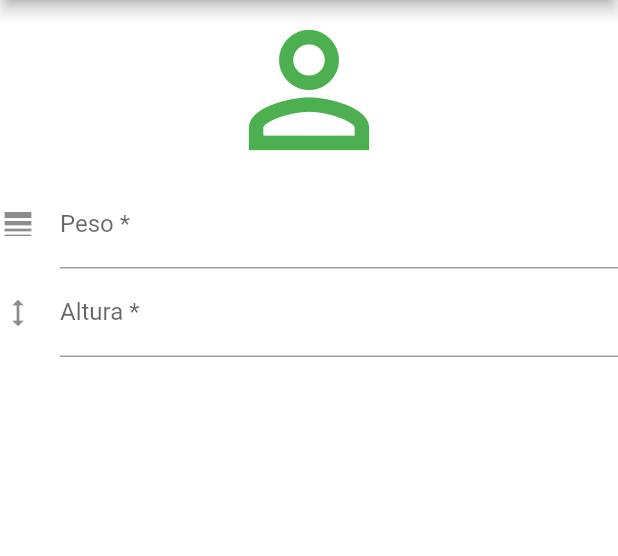
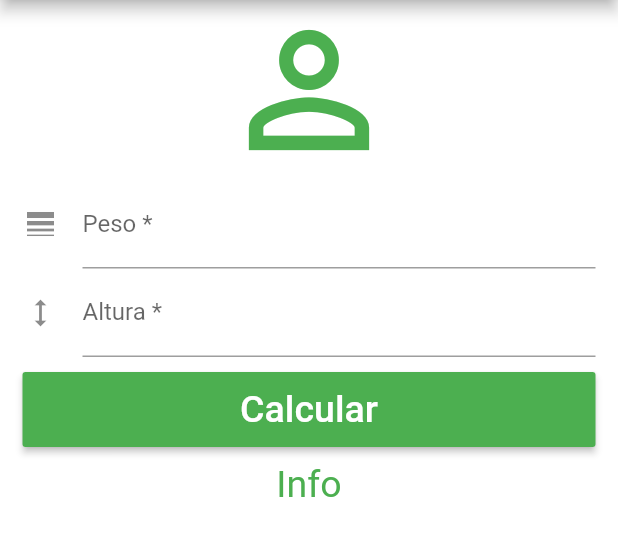
Before and after one commit to MarceloMMacedo/projeto-flutter-calculadora_imc, a Flutter app: the screen it shows after launch, on a phone screen of 412 x 824 dp, the part 84-640 px from its top. Run offline on Flutter 3.47's test engine with Material 2 defaults, Android fonts, the phone set to English and light mode, and no system bars.

Commit message:
finalização view

```diff
--- a/lib/main.dart
+++ b/lib/main.dart
@@ -30,11 +30,16 @@
         ],
       ),
       backgroundColor: Colors.white,
-      body: Column(
+      body: SingleChildScrollView(
+        padding: EdgeInsets.fromLTRB(15.0, 0.0, 15.0, 0.0),
+        child: Column(
           crossAxisAlignment: CrossAxisAlignment.stretch,
           children: <Widget>[
-
-          Icon(Icons.person_outline,size: 120.0,color: Colors.green,),
+            Icon(
+              Icons.person_outline,
+              size: 120.0,
+              color: Colors.green,
+            ),
             TextField(
               textAlign: TextAlign.center,
               keyboardType: TextInputType.number,
@@ -43,7 +48,6 @@
                 hintText: 'entre com seu Peso',
                 labelText: 'Peso *',
               ),
-
             ),
             TextField(
               textAlign: TextAlign.center,
@@ -54,9 +58,28 @@
                 labelText: 'Altura *',
               ),
             ),
+            Padding(
+              padding: EdgeInsets.only(top: 10.0, bottom: 10.0),
+              child: Container(
+                height: 50.0,
+                child: RaisedButton(
+                  onPressed: () {
+                  },
+                  child: Text(
+                    "Calcular",
+                    style: TextStyle(color: Colors.white, fontSize: 25.0),
+                  ),
+                  color: Colors.green,
+                ),
+              ),
+            ),
+            Text( "Info",
+              textAlign: TextAlign.center,
+              style: TextStyle(color: Colors.green, fontSize: 25.0),
+            )
            ],
         ),
-
+      ),
     );
   }
 }
```
Lines whose indentation alone changed are shown as unchanged.
